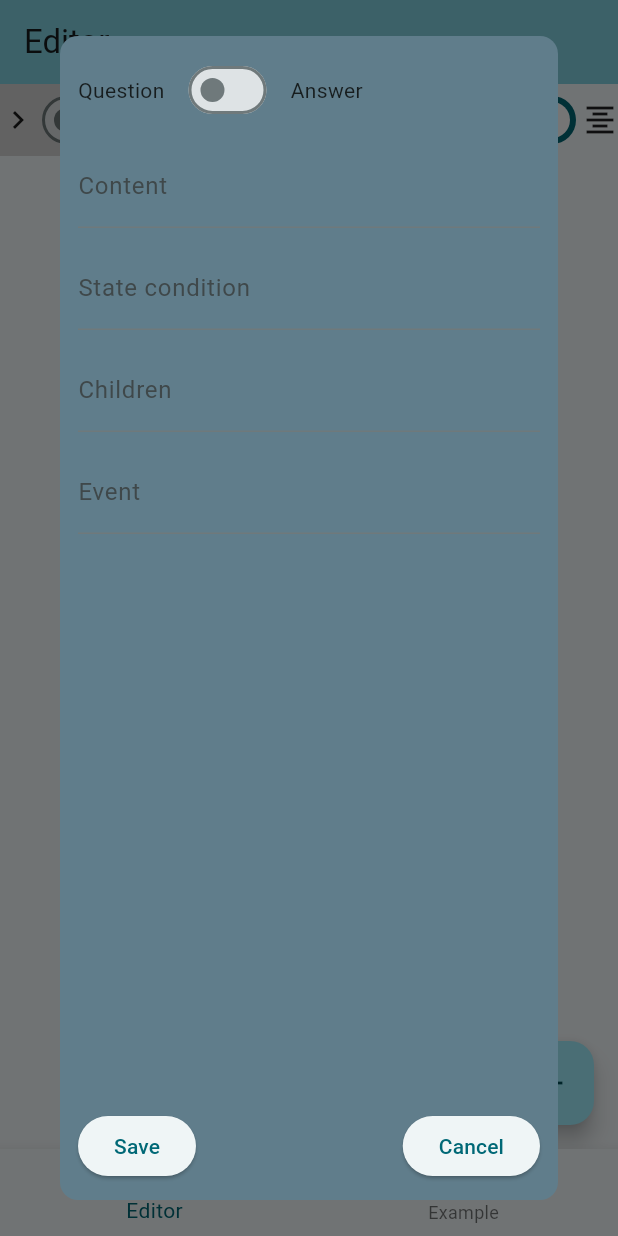
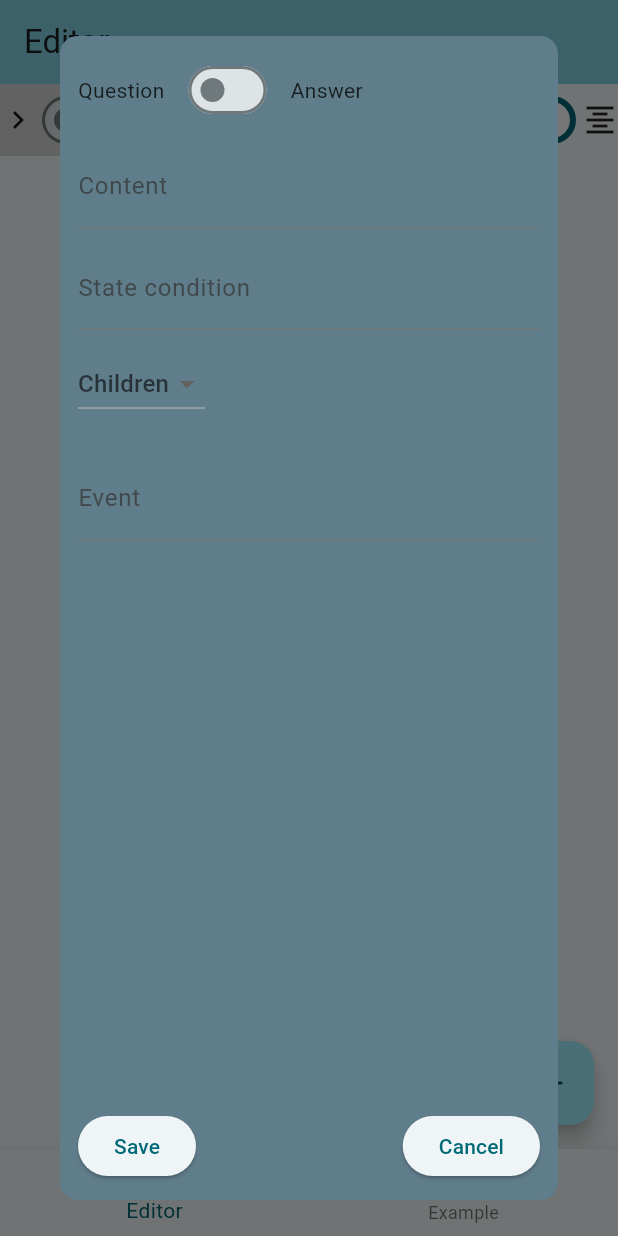
Before and after one commit to egristmin/game_dialogue_system, a Flutter app: the screen it shows after launch, after a tap on the "add" icon, on a phone screen of 412 x 824 dp. Run offline on Flutter 3.47's test engine with Material 3 defaults, Android fonts, the phone set to English and light mode, and no system bars; missing offline and left inert: graphite.

Commit message:
editor WIP

```diff
--- a/example/lib/editor/editor.dart
+++ b/example/lib/editor/editor.dart
@@ -38,20 +38,32 @@ class EditorState extends State<Editor> {
   bool _isVertical = false;
   bool _isCentered = true;
 
+  Future<void> showUpdateDialog({DialogueEditorNode? initialNode}) async {
+    final DialogueEditorNode? nodeToUpdate = await showDialog(
+        context: context,
+        builder: (context) => UpdateNodeDialog(
+              initialNode: initialNode,
+              currentNodes: nodes,
+            ));
+    if (initialNode == null && nodeToUpdate != null) {
+      print('add node');
+      setState(() {
+        nodes.add(nodeToUpdate);
+      });
+    }
+  }
+
   @override
   Widget build(BuildContext context) {
     return Scaffold(
-      floatingActionButton:
-          FloatingActionButton(child: const Icon(Icons.add), onPressed: () {      showDialog(
-              context: context, builder: (context) => UpdateNodeDialog());}),
+      floatingActionButton: FloatingActionButton(
+          onPressed: showUpdateDialog, child: const Icon(Icons.add)),
       body: Stack(
         children: [
           InteractiveViewer(
             constrained: false,
             child: DirectGraph(
-              onNodeTapDown: (_, node, __) {
-
-              },
+              onNodeTapDown: (_, node, __) {},
               list: nodes,
               defaultCellSize: const Size(100.0, 100.0),
               cellPadding: _isVertical
--- a/example/lib/editor/update_node_dialog.dart
+++ b/example/lib/editor/update_node_dialog.dart
@@ -1,10 +1,13 @@
 import 'package:example/editor/dialogue_editor_node.dart';
 import 'package:flutter/material.dart';
+import 'package:graphite/core/typings.dart';
 
 class UpdateNodeDialog extends StatefulWidget {
-  const UpdateNodeDialog({this.initialNode, super.key});
+  const UpdateNodeDialog(
+      {this.initialNode, required this.currentNodes, super.key});
 
   final DialogueEditorNode? initialNode;
+  final List<DialogueEditorNode> currentNodes;
 
   @override
   State<UpdateNodeDialog> createState() => _UpdateNodeDialogState();
@@ -15,9 +18,35 @@ class _UpdateNodeDialogState extends State<UpdateNodeDialog> {
   final Map<String, TextEditingController> controllers = {
     'content': TextEditingController(),
     'stateCondition': TextEditingController(),
-    'children': TextEditingController(),
     'eventOrPriority': TextEditingController(),
   };
+  final List<DialogueEditorNode> children = [];
+
+  void save() {
+    Navigator.pop(
+        context,
+        DialogueEditorNode(
+            //todo: add answer and question
+            type: isQuestion
+                ? DialogueNodeType.question
+                : DialogueNodeType.answer,
+            id: controllers['content']!.value.text,
+            next:
+                children.map((node) => EdgeInput(outcome: node.id)).toList()));
+  }
+
+  void addChildNode(DialogueEditorNode? node) {
+    if (node == null) return;
+    setState(() {
+      children.add(node);
+    });
+  }
+
+  void removeChild(DialogueEditorNode child) {
+    setState(() {
+      children.removeWhere((e) => e.id == child.id);
+    });
+  }
 
   @override
   Widget build(BuildContext context) {
@@ -30,6 +59,7 @@ class _UpdateNodeDialogState extends State<UpdateNodeDialog> {
           backgroundColor: Colors.blueGrey,
           body: SingleChildScrollView(
             child: Column(
+              crossAxisAlignment: CrossAxisAlignment.start,
               spacing: 12,
               children: [
                 Row(
@@ -52,9 +82,23 @@ class _UpdateNodeDialogState extends State<UpdateNodeDialog> {
                   controller: controllers['stateCondition'],
                   decoration: InputDecoration(labelText: 'State condition'),
                 ),
-                TextFormField(
-                  controller: controllers['children'],
-                  decoration: InputDecoration(labelText: 'Children'),
+                DropdownButton<DialogueEditorNode>(
+                    hint: Text('Children'),
+                    items: widget.currentNodes
+                        .map((node) => DropdownMenuItem<DialogueEditorNode>(
+                            value: node, child: (Text(node.id))))
+                        .toList(),
+                    onChanged: addChildNode),
+                Wrap(
+                  children: children
+                      .map((child) => Chip(
+                            label: Text(child.id),
+                            deleteIcon: Icon(Icons.delete),
+                            onDeleted: () {
+                              removeChild(child);
+                            },
+                          ))
+                      .toList(),
                 ),
                 TextFormField(
                   controller: controllers['eventOrPriority'],
@@ -68,9 +112,7 @@ class _UpdateNodeDialogState extends State<UpdateNodeDialog> {
             mainAxisAlignment: MainAxisAlignment.spaceBetween,
             children: [
               ElevatedButton(
-                onPressed: () {
-                  Navigator.pop(context, null);
-                },
+                onPressed: save,
                 child: Text('Save'),
               ),
               ElevatedButton(
```
